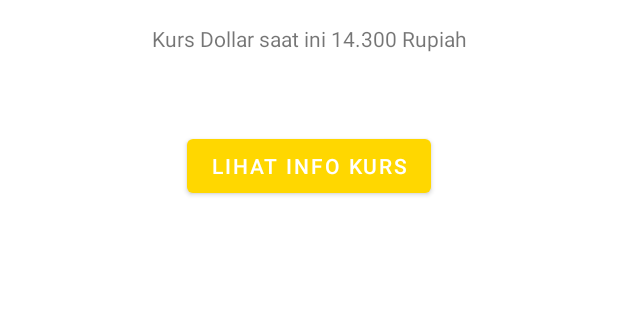
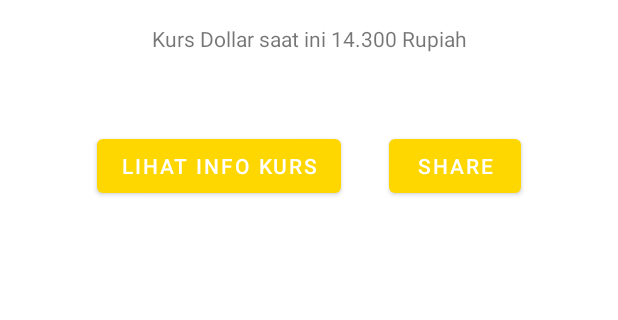
Before and after one commit to iapipahnoer/hitungkurs, an Android app: the layout fragment_hitung.xml on its own in the app's theme, with its tools: preview values and no code run, on a phone screen of 412 x 824 dp, the part 293-613 px from its top. Run offline under Robolectric (Android 15) with nearby library versions, the phone set to English and light mode, and no system bars.

Commit message:
Membuat navigasi ke app lain

```diff
--- a/app/src/main/res/layout/fragment_hitung.xml
+++ b/app/src/main/res/layout/fragment_hitung.xml
@@ -81,16 +81,34 @@
             android:layout_height="wrap_content"
             android:layout_marginStart="16dp"
             android:layout_marginTop="16dp"
-            android:layout_marginEnd="16dp"
             android:layout_marginBottom="16dp"
             android:text="@string/lihat_info"
+            app:layout_constraintBottom_toBottomOf="parent"
+            app:layout_constraintEnd_toStartOf="@+id/shareButton"
+            app:layout_constraintHorizontal_chainStyle="packed"
+            app:layout_constraintStart_toStartOf="parent"
+            app:layout_constraintTop_toBottomOf="@+id/textView4" />
+
+        <Button
+            android:id="@+id/shareButton"
+            android:layout_width="wrap_content"
+            android:layout_height="wrap_content"
+            android:layout_marginStart="32dp"
+            android:layout_marginEnd="16dp"
+            android:text="@string/share"
+            app:layout_constraintEnd_toEndOf="parent"
+            app:layout_constraintStart_toEndOf="@+id/infoButton"
+            app:layout_constraintTop_toTopOf="@+id/infoButton" />
+
+        <androidx.constraintlayout.widget.Group
+            android:id="@+id/buttonGroup"
+            android:layout_width="wrap_content"
+            android:layout_height="wrap_content"
             android:visibility="invisible"
-            app:layout_constraintBottom_toBottomOf="parent"
-            app:layout_constraintEnd_toEndOf="parent"
-            app:layout_constraintStart_toStartOf="parent"
-            app:layout_constraintTop_toBottomOf="@+id/textView4"
+            app:constraint_referenced_ids="infoButton,shareButton"
             tools:visibility="visible" />
 
-</androidx.constraintlayout.widget.ConstraintLayout>
+
+    </androidx.constraintlayout.widget.ConstraintLayout>
 
 </ScrollView>
--- a/app/src/main/res/values/strings.xml
+++ b/app/src/main/res/values/strings.xml
@@ -9,4 +9,6 @@
     <string name="lihat_info">Lihat Info Kurs</string>
     <string name="tentang_aplikasi">Tentang Aplikasi</string>
     <string name="deskripsi">Hitung Kurs merupakan aplikasi kalkulator nilai mata uang asing Dollar Amerika (USD) ke Mata uang Indonesia Rupiah (IDR).\n\nCopyright © 2022 <b>Iqbal Apipah Noer</b>.\nAll rights reserved.</string>
+    <string name="share">Share</string>
+    <string name="bagikan_template">Jumlah Kurs: %1$s</string>
 </resources>
```
Also changed, not shown: app/src/main/java/org/d3if2095/hitungkurs/ui/HitungFragment.kt (+13 -1 lines).
